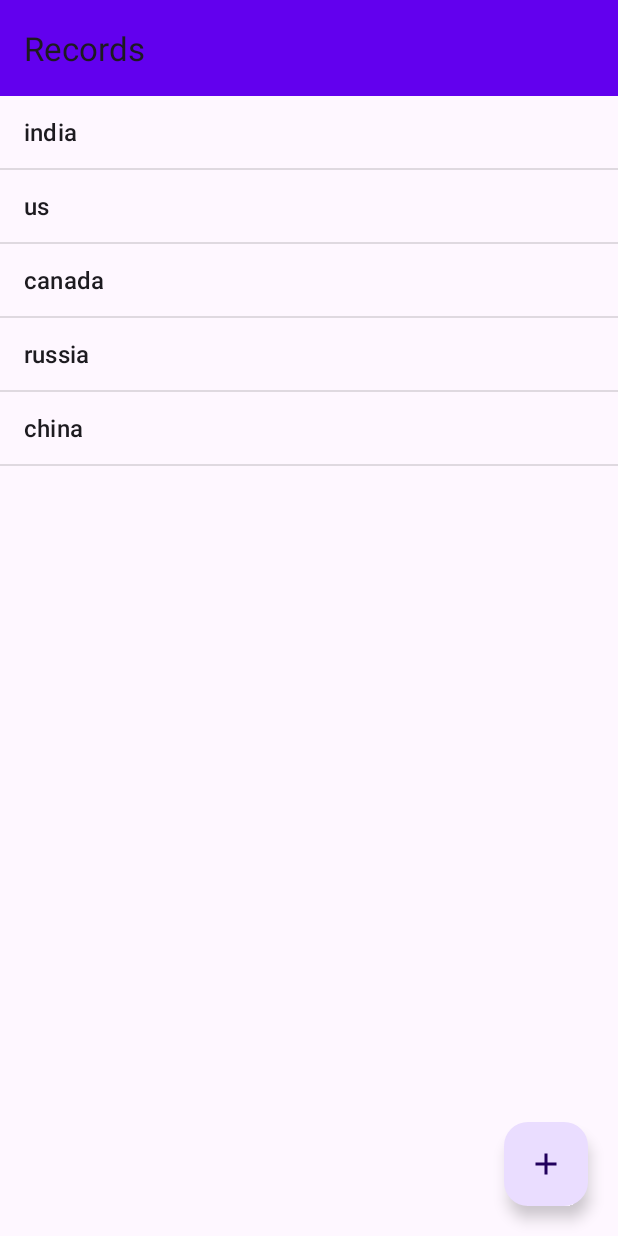
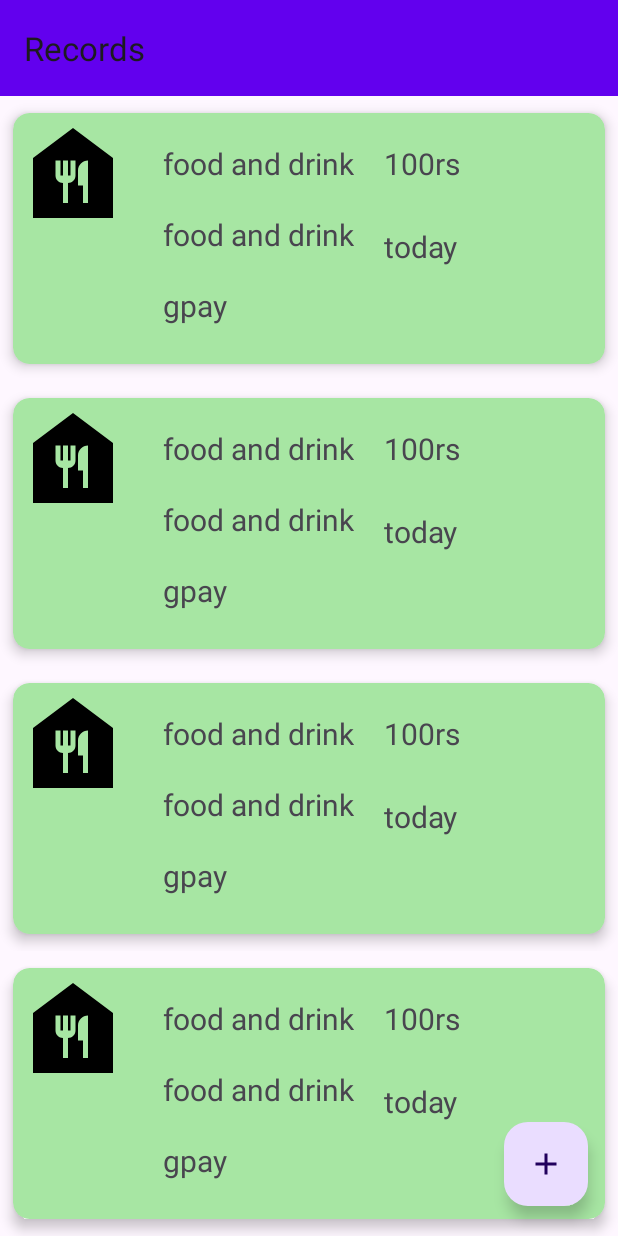
Before and after one commit to Chaitanya-ghutukade/Moneymind, an Android app: the Records screen opened directly, with no data from a screen before it, on a phone screen of 412 x 824 dp. Run offline under Robolectric (Android 15) with nearby library versions, the phone set to English and light mode, and no system bars.

Commit message:
Added demo recyclerview for records

```diff
--- a/app/src/main/AndroidManifest.xml
+++ b/app/src/main/AndroidManifest.xml
@@ -15,9 +15,7 @@
         <activity
             android:name=".Records"
             android:exported="true" />
-        <activity
-            android:name=".Home"
-            android:exported="true" />
+
         <activity
             android:name=".Splashscreen"
             android:exported="true">
--- /dev/null
+++ b/app/src/main/java/com/example/moneymind/Record_Model.java
@@ -0,0 +1,16 @@
+package com.example.moneymind;
+
+public class Record_Model {
+
+    int img;
+    String record_type,acc_name,payment_type,amount,date;
+
+     public Record_Model(int img,String record_type,String acc_name,String payment_type,String amount,String date){
+        this.img=img;
+        this.record_type=record_type;
+        this.acc_name=acc_name;
+        this.payment_type=payment_type;
+        this.amount=amount;
+        this.date=date;
+    }
+}
--- a/app/src/main/java/com/example/moneymind/Records.java
+++ b/app/src/main/java/com/example/moneymind/Records.java
@@ -2,6 +2,8 @@ package com.example.moneymind;
 
 import androidx.appcompat.app.AppCompatActivity;
 import androidx.appcompat.widget.Toolbar;
+import androidx.recyclerview.widget.LinearLayoutManager;
+import androidx.recyclerview.widget.RecyclerView;
 
 import android.content.Intent;
 import android.os.Bundle;
@@ -11,27 +13,38 @@ import android.widget.ListView;
 
 import com.google.android.material.floatingactionbutton.FloatingActionButton;
 
+import java.util.ArrayList;
+
 public class Records extends AppCompatActivity {
-ListView listView1;
+
 Toolbar Records_toolbar;
+RecyclerView recyclerView;
+ArrayList<Record_Model> arr_records=new ArrayList<>();
 
     @Override
     protected void onCreate(Bundle savedInstanceState) {
         super.onCreate(savedInstanceState);
         setContentView(R.layout.activity_records);
         Records_toolbar=findViewById(R.id.Records_toolbar);
-        listView1=findViewById(R.id.listview);
+        recyclerView=findViewById(R.id.recyclerview);
+        setSupportActionBar(Records_toolbar);
+        getSupportActionBar().setTitle("Records");
 
 
-        String[] countries ={"india","us","canada","russia","china"};
+        recyclerView.setLayoutManager(new LinearLayoutManager(this));
 
-        ArrayAdapter<String> adapter=new ArrayAdapter<>(this,android.R.layout.simple_list_item_1,countries);
-        setSupportActionBar(Records_toolbar);
-        getSupportActionBar().setTitle("Records");
-        listView1.setAdapter(adapter);
+        arr_records.add(new Record_Model(R.drawable.baseline_food_bank_24,"food and drink","cash","gpay","100rs","today"));
+        arr_records.add(new Record_Model(R.drawable.baseline_food_bank_24,"food and drink","cash","gpay","100rs","today"));
+        arr_records.add(new Record_Model(R.drawable.baseline_food_bank_24,"food and drink","cash","gpay","100rs","today"));
+        arr_records.add(new Record_Model(R.drawable.baseline_food_bank_24,"food and drink","cash","gpay","100rs","today"));
+        arr_records.add(new Record_Model(R.drawable.baseline_food_bank_24,"food and drink","cash","gpay","100rs","today"));
+        arr_records.add(new Record_Model(R.drawable.baseline_food_bank_24,"food and drink","cash","gpay","100rs","today"));
+        arr_records.add(new Record_Model(R.drawable.baseline_food_bank_24,"food and drink","cash","gpay","100rs","today"));
+        arr_records.add(new Record_Model(R.drawable.baseline_food_bank_24,"food and drink","cash","gpay","100rs","today"));
 
 
-
+        RecyclerRecordsAdapter adapter=new RecyclerRecordsAdapter(this,arr_records);
+        recyclerView.setAdapter(adapter);
 
     }
 }
--- /dev/null
+++ b/app/src/main/java/com/example/moneymind/RecyclerRecordsAdapter.java
@@ -0,0 +1,76 @@
+package com.example.moneymind;
+
+import android.content.Context;
+import android.view.LayoutInflater;
+import android.view.View;
+import android.view.ViewGroup;
+import android.widget.ImageView;
+import android.widget.TextView;
+
+import androidx.annotation.NonNull;
+import androidx.recyclerview.widget.RecyclerView;
+
+import java.util.ArrayList;
+
+
+public class RecyclerRecordsAdapter extends RecyclerView.Adapter<RecyclerRecordsAdapter.ViewHolder> {
+
+
+     Context context;
+     ArrayList<Record_Model> arrRecords;
+     RecyclerRecordsAdapter(Context context, ArrayList<Record_Model> arrRecords){
+         this.arrRecords=arrRecords;
+         this.context=context;
+     }
+
+
+    @NonNull
+    @Override
+    public ViewHolder onCreateViewHolder(@NonNull ViewGroup parent, int viewType) {
+
+     View view= LayoutInflater.from(context).inflate(R.layout.records_row,parent,false);
+     ViewHolder viewHolder=new ViewHolder(view);
+        return viewHolder;
+    }
+
+    @Override
+    public void onBindViewHolder(@NonNull ViewHolder holder, int position) {
+
+         holder.record_img.setImageResource(arrRecords.get(position).img);
+         holder.record_type.setText(arrRecords.get(position).record_type);
+         holder.acc_name.setText(arrRecords.get(position).record_type);
+         holder.payment_type.setText(arrRecords.get(position).payment_type);
+         holder.amount.setText(arrRecords.get(position).amount);
+         holder.date.setText(arrRecords.get(position).date);
+
+    }
+
+    @Override
+    public int getItemCount() {
+
+         return arrRecords.size();
+    }
+
+    public class ViewHolder extends RecyclerView.ViewHolder{
+          ImageView record_img;
+          TextView record_type,acc_name,payment_type,amount,date;
+
+         public ViewHolder(View itemView){
+
+
+             super(itemView);
+             record_img=itemView.findViewById(R.id.record_img);
+             record_type=itemView.findViewById(R.id.record_type);
+             acc_name=itemView.findViewById(R.id.acc_name);
+             payment_type=itemView.findViewById(R.id.payment_type);
+             amount=itemView.findViewById(R.id.amount);
+             date=itemView.findViewById(R.id.record_date);
+         }
+
+
+
+
+    }
+
+
+}
--- /dev/null
+++ b/app/src/main/res/drawable/baseline_food_bank_24.xml
@@ -0,0 +1,5 @@
+<vector android:height="24dp" android:tint="#000000"
+    android:viewportHeight="24" android:viewportWidth="24"
+    android:width="24dp" xmlns:android="http://schemas.android.com/apk/res/android">
+    <path android:fillColor="@android:color/white" android:pathData="M12,3L4,9v12h16V9L12,3zM12.5,12.5c0,0.83 -0.67,1.5 -1.5,1.5v4h-1v-4c-0.83,0 -1.5,-0.67 -1.5,-1.5v-3h1v3H10v-3h1v3h0.5v-3h1V12.5zM15,18h-1v-3.5h-1v-3c0,-1.1 0.9,-2 2,-2V18z"/>
+</vector>
--- a/app/src/main/res/layout/activity_records.xml
+++ b/app/src/main/res/layout/activity_records.xml
@@ -24,11 +24,18 @@
 <androidx.constraintlayout.widget.ConstraintLayout
     android:layout_width="match_parent"
     android:layout_height="match_parent">
-    <ListView
-        android:id="@+id/listview"
+
+    <androidx.recyclerview.widget.RecyclerView
         android:layout_width="match_parent"
-        android:layout_height="match_parent"
-        />
+        android:layout_height="wrap_content"
+        android:id="@+id/recyclerview"
+        app:layout_constraintStart_toStartOf="parent"
+        app:layout_constraintTop_toTopOf="parent"/>
+
+
+
+
+
 
     <com.google.android.material.floatingactionbutton.FloatingActionButton
 
--- /dev/null
+++ b/app/src/main/res/layout/records_row.xml
@@ -0,0 +1,100 @@
+<?xml version="1.0" encoding="utf-8"?>
+<LinearLayout
+    xmlns:android="http://schemas.android.com/apk/res/android"
+    android:layout_width="match_parent"
+    android:layout_height="wrap_content"
+    android:gravity="center"
+    android:orientation="vertical"
+
+
+    xmlns:app="http://schemas.android.com/apk/res-auto">
+
+    <androidx.cardview.widget.CardView
+        android:layout_width="match_parent"
+        android:layout_height="190dp"
+        app:cardBackgroundColor="#A7E6A3"
+        app:cardCornerRadius="11dp"
+        app:cardElevation="5dp"
+        app:cardUseCompatPadding="true"
+        >
+
+        <androidx.constraintlayout.widget.ConstraintLayout
+            android:layout_width="match_parent"
+            android:layout_height="match_parent"
+            >
+            <ImageView
+                android:layout_width="80dp"
+                android:layout_height="80dp"
+                android:id="@+id/record_img"
+                android:src="@drawable/baseline_food_bank_24"
+                app:layout_constraintTop_toTopOf="parent"
+                app:layout_constraintStart_toStartOf="parent"/>
+            <TextView
+                android:layout_width="wrap_content"
+                android:layout_height="wrap_content"
+                android:id="@+id/record_type"
+                android:textSize="20dp"
+                android:text="Food and Drinks"
+                app:layout_constraintStart_toEndOf="@+id/record_img"
+                app:layout_constraintTop_toTopOf="parent"
+                android:layout_marginStart="20dp"
+                android:layout_marginTop="20dp"
+                />
+
+            <TextView
+                android:layout_width="wrap_content"
+                android:layout_height="wrap_content"
+                android:id="@+id/acc_name"
+                android:textSize="20dp"
+                android:text="Cash"
+                app:layout_constraintTop_toBottomOf="@+id/record_type"
+                app:layout_constraintStart_toEndOf="@+id/record_img"
+                android:layout_marginStart="20dp"
+                android:layout_marginTop="20dp"
+                />
+
+            <TextView
+                android:layout_width="wrap_content"
+                android:layout_height="wrap_content"
+                android:id="@+id/payment_type"
+                android:textSize="20dp"
+                android:text="Gpay"
+                app:layout_constraintTop_toBottomOf="@+id/acc_name"
+                app:layout_constraintStart_toEndOf="@+id/record_img"
+                android:layout_marginStart="20dp"
+                android:layout_marginTop="20dp"
+                />
+            <TextView
+                android:layout_width="wrap_content"
+                android:layout_height="wrap_content"
+                android:id="@+id/amount"
+                android:textSize="20dp"
+                android:text="amount"
+                app:layout_constraintStart_toEndOf="@+id/record_type"
+                app:layout_constraintTop_toTopOf="parent"
+                android:layout_marginStart="20dp"
+                android:layout_marginTop="20dp"
+                />
+
+            <TextView
+                android:id="@+id/record_date"
+                android:layout_width="wrap_content"
+                android:layout_height="wrap_content"
+
+                android:layout_marginTop="28dp"
+                android:text="date"
+                android:textSize="20dp"
+                app:layout_constraintStart_toStartOf="@+id/amount"
+                app:layout_constraintTop_toBottomOf="@+id/amount" />
+
+
+        </androidx.constraintlayout.widget.ConstraintLayout>
+
+
+
+
+
+
+    </androidx.cardview.widget.CardView>
+
+</LinearLayout>
--- a/build.gradle.kts
+++ b/build.gradle.kts
@@ -1,4 +1,4 @@
 // Top-level build file where you can add configuration options common to all sub-projects/modules.
 plugins {
-    id("com.android.application") version "8.1.2" apply false
+    id("com.android.application") version "8.2.1" apply false
 }
```
Also changed, not shown: gradle/wrapper/gradle-wrapper.properties.
